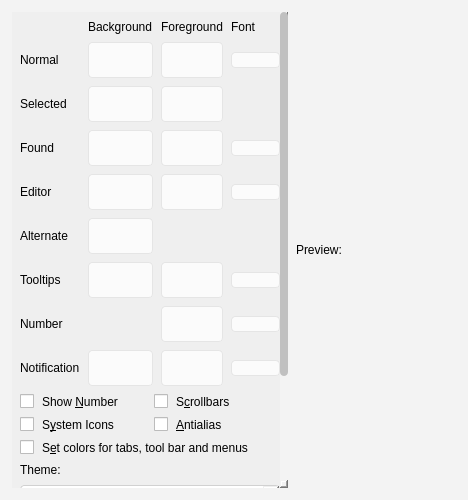
Old version of the form src/ui/configtabappearance.ui in the repository ForgetiExistence/CopyQ.
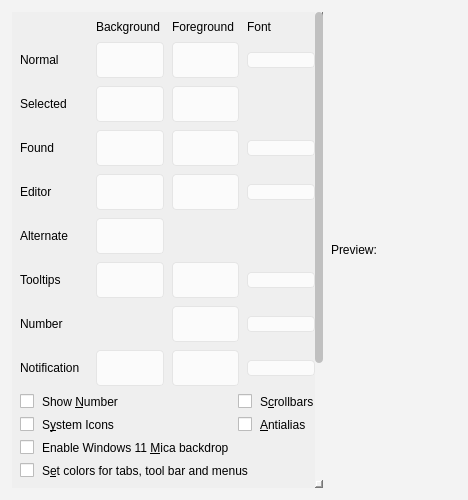
New version of the form.

Commit message: Win11: Mica toggle, Win+V hotkey, faster unfocus, unify plugin dialogs

The edit to the form file:
```diff
--- a/src/ui/configtabappearance.ui
+++ b/src/ui/configtabappearance.ui
@@ -398,6 +398,16 @@
            </property>
           </widget>
          </item>
+         <item row="2" column="0">
+          <widget class="QCheckBox" name="checkBoxWindowsMicaBackdrop">
+           <property name="toolTip">
+            <string>Enable the Windows 11 Mica system backdrop for the main window (requires Windows 11)</string>
+           </property>
+           <property name="text">
+            <string>Enable Windows 11 &amp;Mica backdrop</string>
+           </property>
+          </widget>
+         </item>
         </layout>
        </item>
        <item>
```
Left out of the diff: 1 changed line with no effect on the pictures. The commit also changes 16 other files.
